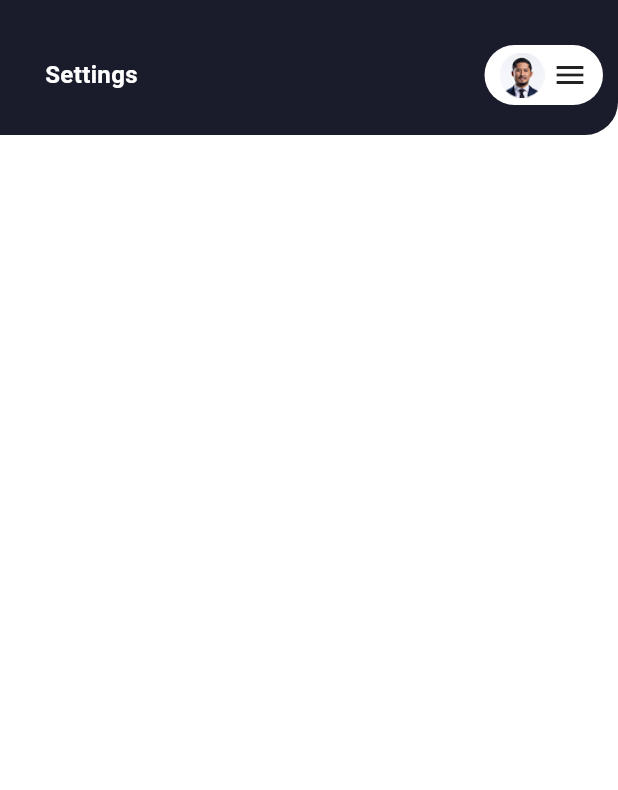
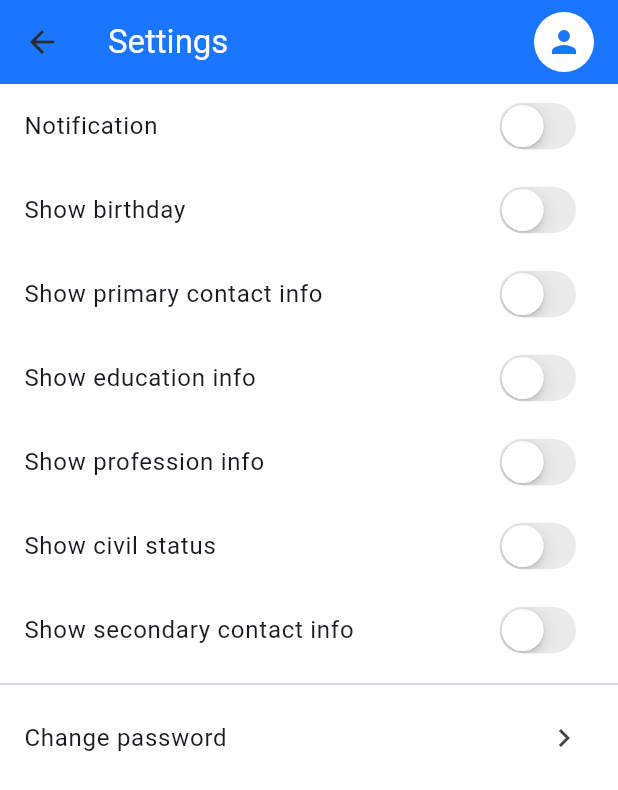
Before and after one commit to Ssbsy/jci_manila_v2_8box, a Flutter app: the SettingsScreen screen opened by its route, on a phone screen of 412 x 824 dp. Shown: the top 790 px of the screen. Run offline on Flutter 3.47's test engine with Material 3 defaults, Android fonts, the phone set to English and light mode, and no system bars; our stand-ins replace font_awesome_flutter, gap, get, pin_code_fields, smooth_page_indicator, table_calendar.

Commit message:
Updated
change pass
settings info

```diff
--- /dev/null
+++ b/lib/presentations/common/custom_app_bar.dart
@@ -0,0 +1 @@
+// TODO Implement this library.
--- a/lib/presentations/drawer/settings/settings_screen.dart
+++ b/lib/presentations/drawer/settings/settings_screen.dart
@@ -1,23 +1,88 @@
 import 'package:flutter/material.dart';
-import 'package:jci_manila_v2/app/components/widget_custom_appbar.dart';
-import 'package:jci_manila_v2/app/components/widget_drawer.dart';
+import 'package:flutter/cupertino.dart';
+import 'package:jci_manila_v2/app/theme/app_colors.dart';
+import 'package:jci_manila_v2/presentations/drawer/settings/widgets/change_pass.dart';
 
-class SettingsScreen extends StatelessWidget {
+class SettingsScreen extends StatefulWidget {
   const SettingsScreen({super.key});
+
+  @override
+  State<SettingsScreen> createState() => _SettingsScreenState();
+}
+
+class _SettingsScreenState extends State<SettingsScreen> {
+  bool showNotification = false;
+  bool showBirthday = false;
+  bool showPrimaryContact = false;
+  bool showEducation = false;
+  bool showProfession = false;
+  bool showCivilStatus = false;
+  bool showSecondaryContact = false;
 
   @override
   Widget build(BuildContext context) {
     return Scaffold(
-      body: Column(
+      appBar: AppBar(
+        title: const Text("Settings"),
+        backgroundColor: Palette.primary,
+        foregroundColor: Colors.white,
+        actions: [
+          Padding(
+            padding: const EdgeInsets.only(right: 16),
+            child: CircleAvatar(
+              backgroundColor: Colors.white,
+              child: Icon(Icons.person, color: Palette.primary),
+            ),
+          )
+        ],
+      ),
+      body: ListView(
         children: [
-          WidgetCustomAppbar(
-            title: 'Settings',
-            textColor: Colors.white,
-            isbold: true,
+          _buildToggle("Notification", showNotification, (val) {
+            setState(() => showNotification = val);
+          }),
+          _buildToggle("Show birthday", showBirthday, (val) {
+            setState(() => showBirthday = val);
+          }),
+          _buildToggle("Show primary contact info", showPrimaryContact, (val) {
+            setState(() => showPrimaryContact = val);
+          }),
+          _buildToggle("Show education info", showEducation, (val) {
+            setState(() => showEducation = val);
+          }),
+          _buildToggle("Show profession info", showProfession, (val) {
+            setState(() => showProfession = val);
+          }),
+          _buildToggle("Show civil status", showCivilStatus, (val) {
+            setState(() => showCivilStatus = val);
+          }),
+          _buildToggle("Show secondary contact info", showSecondaryContact, (val) {
+            setState(() => showSecondaryContact = val);
+          }),
+          const Divider(),
+          ListTile(
+            title: const Text("Change password"),
+            trailing: const Icon(Icons.chevron_right),
+            onTap: () {
+              Navigator.push(
+                context,
+                MaterialPageRoute(builder: (_) => const ChangePasswordPage()),
+              );
+            },
           ),
         ],
       ),
-      endDrawer: WidgetDrawer(),
+    );
+  }
+
+  Widget _buildToggle(String label, bool value, Function(bool) onChanged) {
+    return ListTile(
+      title: Text(label),
+      trailing: CupertinoSwitch(
+        value: value,
+        onChanged: onChanged,
+        activeColor: Palette.primary,
+      ),
     );
   }
 }
```
Also changed, not shown: lib/presentations/drawer/settings/widgets/change_pass.dart (added, +72 -0 lines), lib/presentations/drawer/settings/widgets/changes_pass_success.dart (added, +31 -0 lines), lib/presentations/drawer/settings/widgets/settings_info.dart (added).
